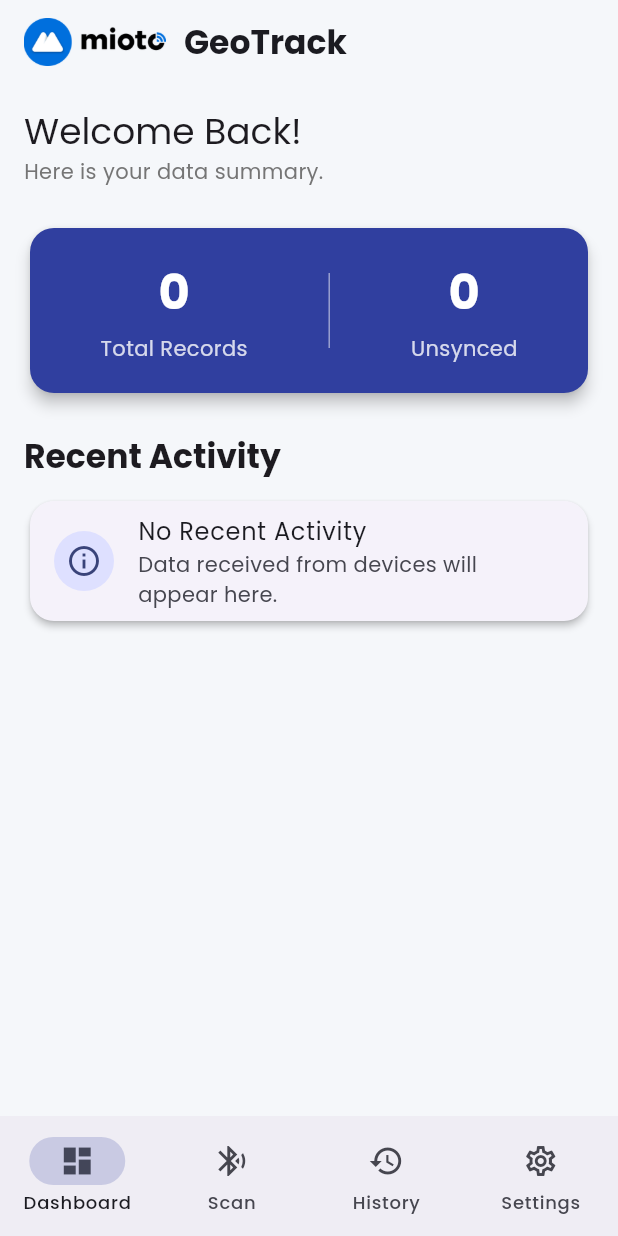
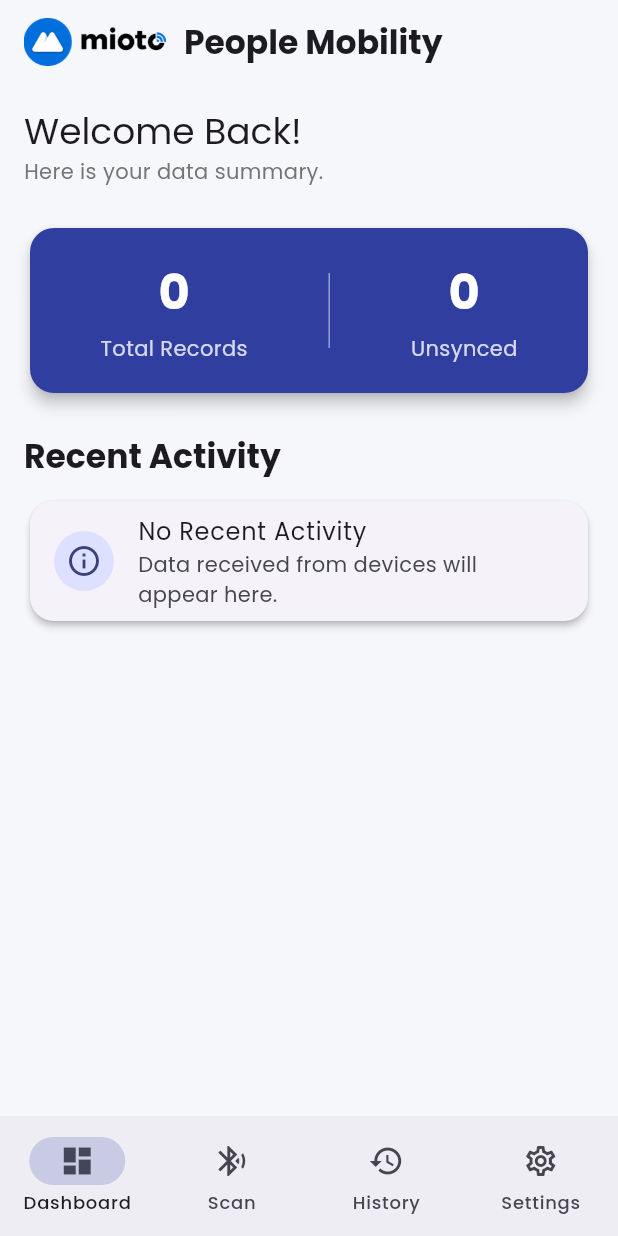
Before and after one commit to axeiira/iOS-Bluetooth, a Flutter app: the screen it shows after launch, on a phone screen of 412 x 824 dp. Run offline on Flutter 3.47's test engine with Material 3 defaults, Android fonts, the phone set to English and light mode, and no system bars; our stand-ins replace flutter_blue_plus, flutter_map, google_fonts, latlong2, shimmer, sqflite and 1 more; accounts and stored records are empty; project files that could hold a hidden picture were left out.

Commit message:
change app name to People Mobility

```diff
--- a/lib/main.dart
+++ b/lib/main.dart
@@ -3,16 +3,16 @@ import 'package:google_fonts/google_fonts.dart';
 import 'pages/main_screen.dart';
 
 void main() {
-  runApp(const GeoTrack());
+  runApp(const PeopleMobility());
 }
 
-class GeoTrack extends StatelessWidget {
-  const GeoTrack({super.key});
+class PeopleMobility extends StatelessWidget {
+  const PeopleMobility({super.key});
 
   @override
   Widget build(BuildContext context) {
     return MaterialApp(
-      title: 'GeoTrack',
+      title: 'People Mobility',
       debugShowCheckedModeBanner: false,
       theme: ThemeData(
         colorScheme: ColorScheme.fromSeed(
--- a/lib/pages/dashboard_page.dart
+++ b/lib/pages/dashboard_page.dart
@@ -115,7 +115,7 @@ class DashboardPageState extends State<DashboardPage> {
           children: [
             Image.asset('assets/images/logo.png', height: 32),
             const SizedBox(width: 12),
-            const Text("GeoTrack", style: TextStyle(fontWeight: FontWeight.bold)),
+            const Text("People Mobility", style: TextStyle(fontWeight: FontWeight.bold)),
           ],
         ),
         backgroundColor: theme.scaffoldBackgroundColor,
--- a/lib/pages/settings_page.dart
+++ b/lib/pages/settings_page.dart
@@ -52,7 +52,7 @@ class SettingsPage extends StatelessWidget {
       context: context,
       builder: (BuildContext context) {
         return AlertDialog(
-          title: const Text("About GeoTrack"),
+          title: const Text("About People Mobility"),
           content: const SingleChildScrollView(
             child: ListBody(
               children: <Widget>[
@@ -113,7 +113,7 @@ class SettingsPage extends StatelessWidget {
           const Divider(),
           ListTile(
             leading: const Icon(Icons.info_outline),
-            title: const Text("About GeoTrack"),
+            title: const Text("About People Mobility"),
             subtitle: const Text("Version 2.0.0"),
             onTap: () => _showAboutDialog(context),
           ),
```
Also changed, not shown: 1 other file.
